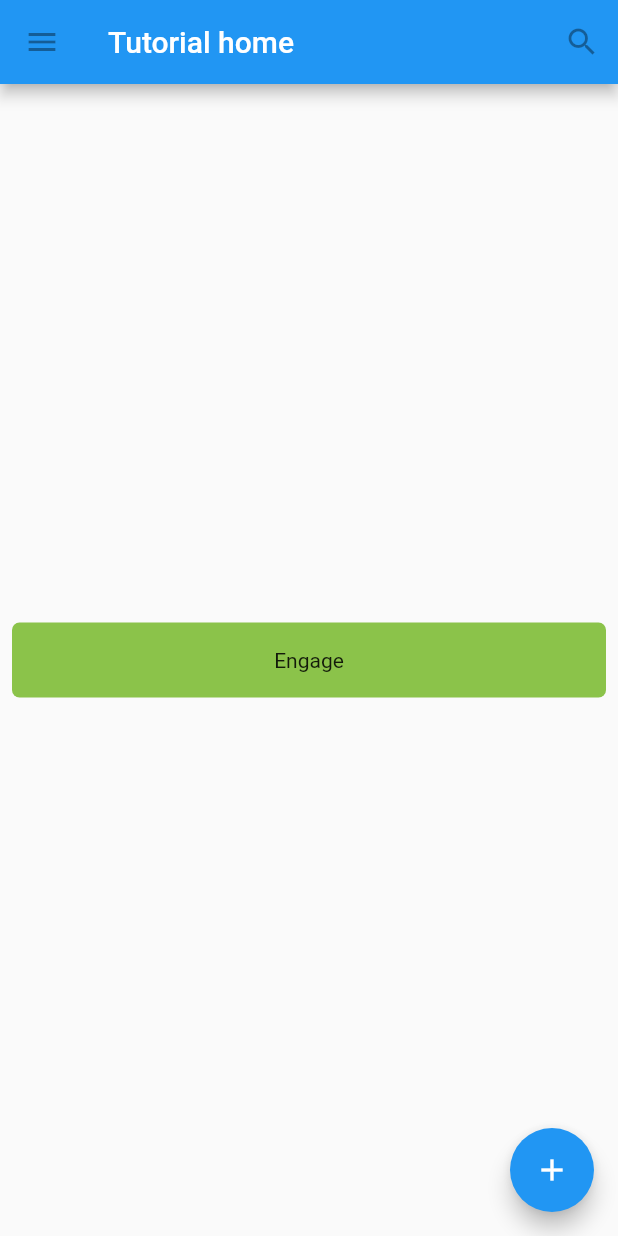
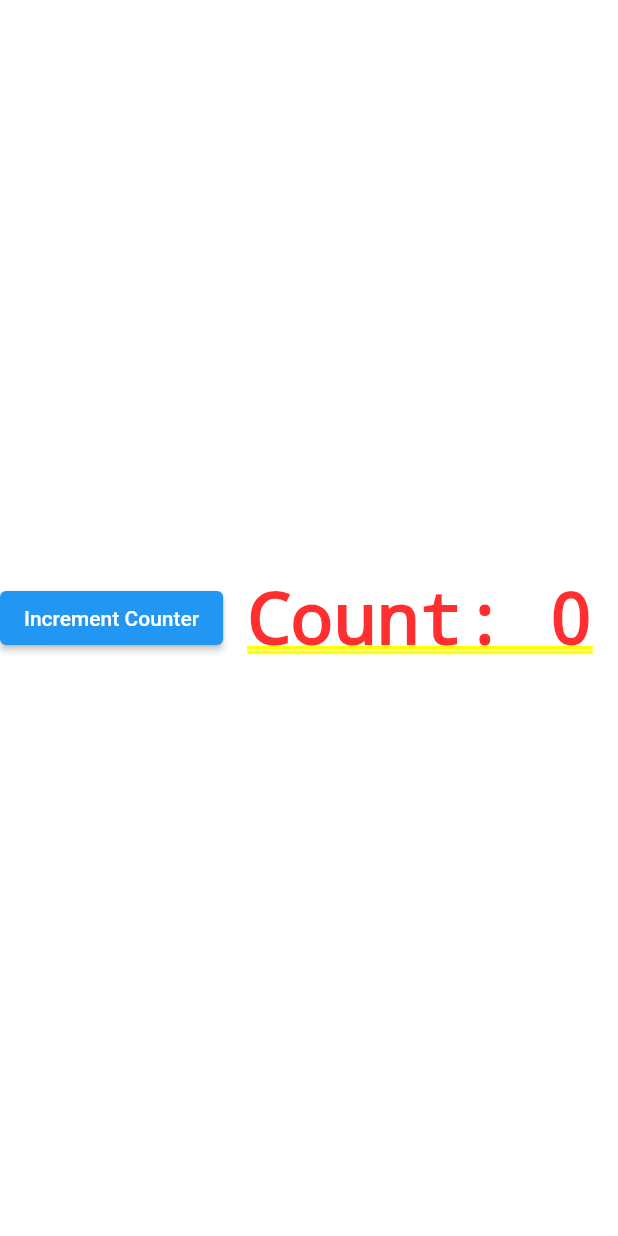
Before and after one commit to rsgilbert/flutter_widgets, a Flutter app: the screen it shows after launch, on a phone screen of 412 x 824 dp. Run offline on Flutter 3.47's test engine with Material 2 defaults, Android fonts, the phone set to English and light mode, and no system bars.

Commit message:
Implemented a simple counter

```diff
--- /dev/null
+++ b/lib/Counter.dart
@@ -0,0 +1,29 @@
+import 'package:flutter/cupertino.dart';
+import 'package:flutter/material.dart';
+
+class Counter extends StatefulWidget {
+  const Counter({super.key});
+
+  @override
+  State<Counter> createState() => _CounterState();
+}
+
+class _CounterState extends State<Counter> {
+  int _counter = 0;
+  void _increment() {
+    setState(() {
+      _counter++;
+    });
+  }
+
+  @override
+  Widget build(BuildContext context) {
+    return Row(
+      mainAxisAlignment: MainAxisAlignment.start,
+      children: <Widget>[
+        ElevatedButton(onPressed: _increment, child: const Text("Increment Counter")),
+        const SizedBox(width: 16),
+        Text("Count: $_counter")
+    ],);
+  }
+}
--- a/lib/main.dart
+++ b/lib/main.dart
@@ -1,9 +1,10 @@
 import 'package:flutter/material.dart';
+import 'package:flutter_widgets/Counter.dart';
 import 'package:flutter_widgets/TutorialHome.dart';
 import 'package:flutter_widgets/myscaffold.dart';
 
 void main() {
-  runApp(const MaterialApp(title: 'Flutter Tutorials', home: TutorialHome()));
+  runApp(const MaterialApp(title: 'Flutter Tutorials', home: Counter()));
 }
 
 class MyApp extends StatelessWidget {
```
